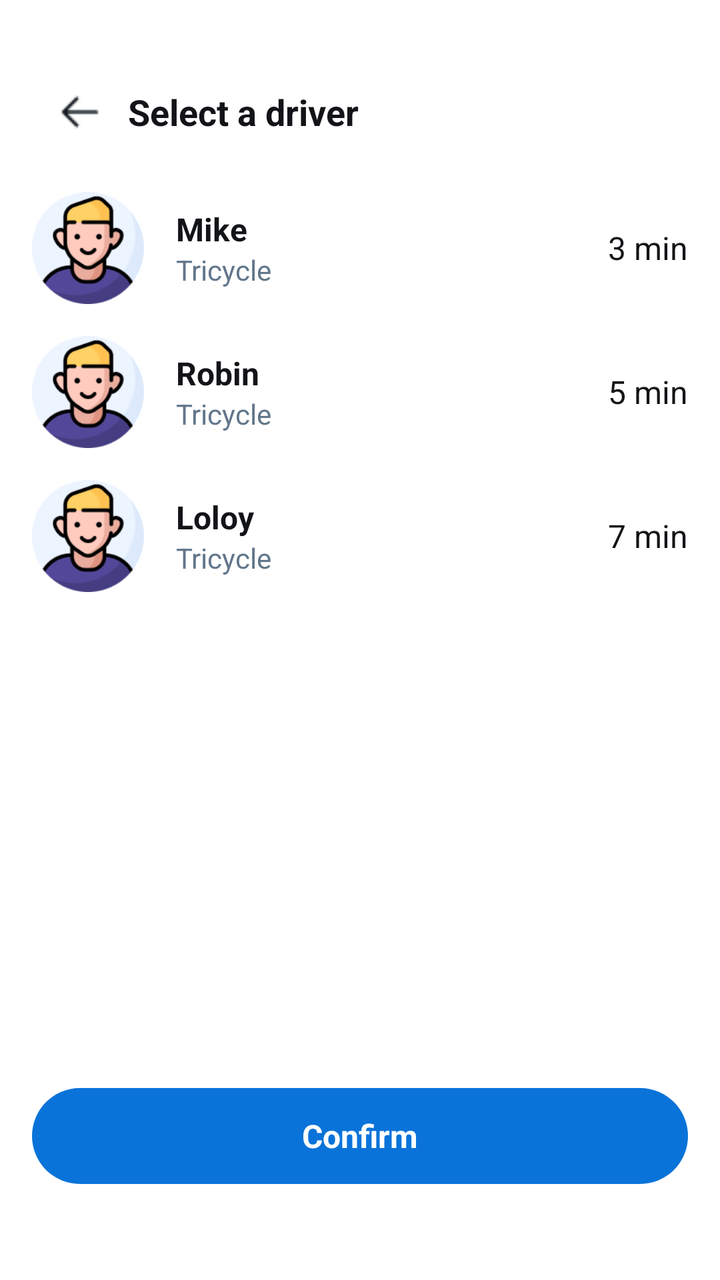
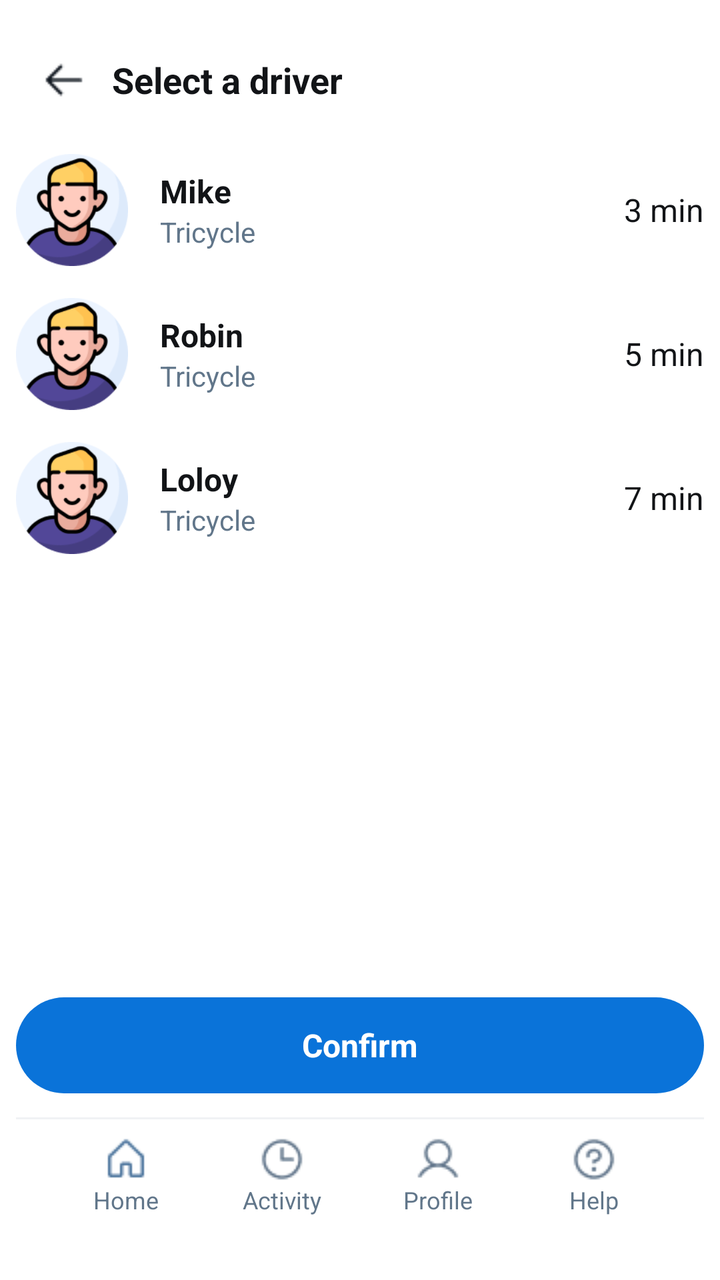

Before-and-after screenshots of an Android layout around one commit, followed by the original layout XML and the change that was made.
<!-- AndroidManifest.xml: application theme Theme.Tricycle_app -->
<!-- res/layout/userdriverselect.xml -->
<?xml version="1.0" encoding="utf-8"?>
<LinearLayout xmlns:android="http://schemas.android.com/apk/res/android"
    android:layout_width="match_parent"
    android:layout_height="match_parent"
    android:orientation="vertical"
    android:background="#FFFFFF"
    android:padding="16dp">

    <LinearLayout
        android:layout_width="match_parent"
        android:layout_height="wrap_content"
        android:orientation="horizontal"
        android:gravity="center_vertical"
        android:paddingTop="16dp"
        android:paddingBottom="8dp">

        <LinearLayout
            android:id="@+id/btnBack"
            android:layout_width="48dp"
            android:layout_height="48dp"
            android:gravity="center"
            android:clickable="true"
            android:focusable="true">
            <View
                android:layout_width="24dp"
                android:layout_height="24dp"
                android:background="@drawable/arrow"/>
        </LinearLayout>

        <TextView
            android:layout_width="wrap_content"
            android:layout_height="wrap_content"
            android:text="Select a driver"
            android:textSize="18sp"
            android:textStyle="bold"
            android:textColor="#121417"
            android:paddingEnd="48dp"/>
    </LinearLayout>

    <LinearLayout
        android:layout_width="match_parent"
        android:layout_height="wrap_content"
        android:orientation="horizontal"
        android:gravity="center_vertical"
        android:paddingTop="8dp"
        android:paddingBottom="8dp"
        android:minHeight="72dp"
        android:clickable="true"
        android:focusable="true"
        android:background="?attr/selectableItemBackground">

        <View
            android:layout_width="56dp"
            android:layout_height="56dp"
            android:background="@drawable/person" />

        <LinearLayout
            android:layout_width="0dp"
            android:layout_height="wrap_content"
            android:layout_weight="1"
            android:orientation="vertical"
            android:layout_marginStart="16dp">

            <TextView
                android:layout_width="wrap_content"
                android:layout_height="wrap_content"
                android:text="Mike"
                android:textSize="16sp"
                android:textStyle="bold"
                android:textColor="#121417"/>

            <TextView
                android:layout_width="wrap_content"
                android:layout_height="wrap_content"
                android:text="Tricycle"
                android:textSize="14sp"
                android:textColor="#61768A"/>
        </LinearLayout>

        <TextView
            android:layout_width="wrap_content"
            android:layout_height="wrap_content"
            android:text="3 min"
            android:textSize="16sp"
            android:textColor="#121417"/>
    </LinearLayout>

    <LinearLayout
        android:layout_width="match_parent"
        android:layout_height="wrap_content"
        android:orientation="horizontal"
        android:gravity="center_vertical"
        android:paddingTop="8dp"
        android:paddingBottom="8dp"
        android:minHeight="72dp"
        android:clickable="true"
        android:focusable="true"
        android:background="?attr/selectableItemBackground">

        <View
            android:layout_width="56dp"
            android:layout_height="56dp"
            android:background="@drawable/person" />

        <LinearLayout
            android:layout_width="0dp"
            android:layout_height="wrap_content"
            android:layout_weight="1"
            android:orientation="vertical"
            android:layout_marginStart="16dp">

            <TextView
                android:layout_width="wrap_content"
                android:layout_height="wrap_content"
                android:text="Robin"
                android:textSize="16sp"
                android:textStyle="bold"
                android:textColor="#121417"/>

            <TextView
                android:layout_width="wrap_content"
                android:layout_height="wrap_content"
                android:text="Tricycle"
                android:textSize="14sp"
                android:textColor="#61768A"/>
        </LinearLayout>

        <TextView
            android:layout_width="wrap_content"
            android:layout_height="wrap_content"
            android:text="5 min"
            android:textSize="16sp"
            android:textColor="#121417"/>
    </LinearLayout>

    <LinearLayout
        android:layout_width="match_parent"
        android:layout_height="wrap_content"
        android:orientation="horizontal"
        android:gravity="center_vertical"
        android:paddingTop="8dp"
        android:paddingBottom="8dp"
        android:minHeight="72dp"
        android:clickable="true"
        android:focusable="true"
        android:background="?attr/selectableItemBackground">

        <View
            android:layout_width="56dp"
            android:layout_height="56dp"
            android:background="@drawable/person" />

        <LinearLayout
            android:layout_width="0dp"
            android:layout_height="wrap_content"
            android:layout_weight="1"
            android:orientation="vertical"
            android:layout_marginStart="16dp">

            <TextView
                android:layout_width="wrap_content"
                android:layout_height="wrap_content"
                android:text="Loloy"
                android:textSize="16sp"
                android:textStyle="bold"
                android:textColor="#121417"/>

            <TextView
                android:layout_width="wrap_content"
                android:layout_height="wrap_content"
                android:text="Tricycle"
                android:textSize="14sp"
                android:textColor="#61768A"/>
        </LinearLayout>

        <TextView
            android:layout_width="wrap_content"
            android:layout_height="wrap_content"
            android:text="7 min"
            android:textSize="16sp"
            android:textColor="#121417"/>
    </LinearLayout>

    <View
        android:layout_width="match_parent"
        android:layout_height="0dp"
        android:layout_weight="1"/>

    <LinearLayout
        android:layout_width="match_parent"
        android:layout_height="wrap_content"
        android:paddingTop="12dp"
        android:paddingBottom="12dp">

        <TextView
            android:id="@+id/btnConfirm"
            android:layout_width="match_parent"
            android:layout_height="48dp"
            android:background="@drawable/bg_pill_blue"
            android:text="Confirm"
            android:textColor="#FFFFFF"
            android:gravity="center"
            android:textStyle="bold"
            android:textSize="16sp"
            android:clickable="true"
            android:focusable="true"/>
    </LinearLayout>

    <View
        android:layout_width="match_parent"
        android:layout_height="20dp"
        android:background="#FFFFFF"/>

</LinearLayout>
<!-- resources referenced by this layout -->
<resources>
  <!-- drawable arrow: png bitmap (drawable, 284 bytes) -->
  <!-- drawable bg_pill_blue (drawable) -->
  <?xml version="1.0" encoding="utf-8"?>
  <shape xmlns:android="http://schemas.android.com/apk/res/android"
      android:shape="rectangle">
      <solid android:color="#0A73D9" /> <corners android:radius="100dp" /> </shape>
  <!-- drawable person: png bitmap (drawable, 9181 bytes) -->
  <style name="Theme.Tricycle_app" parent="Base.Theme.Tricycle_app" />
  <style name="Base.Theme.Tricycle_app" parent="Theme.Material3.DayNight.NoActionBar">
          
          
      </style>
</resources>

<!-- the commit's change to res/layout/userdriverselect.xml (unified diff, before → after) -->
@@ -4,7 +4,8 @@
     android:layout_height="match_parent"
     android:orientation="vertical"
     android:background="#FFFFFF"
-    android:padding="16dp">
+    android:paddingLeft="8dp"
+    android:paddingRight="8dp">
 
     <LinearLayout
         android:layout_width="match_parent"
@@ -12,7 +13,7 @@
         android:orientation="horizontal"
         android:gravity="center_vertical"
         android:paddingTop="16dp"
-        android:paddingBottom="8dp">
+        android:paddingBottom="5dp">
 
         <LinearLayout
             android:id="@+id/btnBack"
@@ -183,8 +184,8 @@
 
     <View
         android:layout_width="match_parent"
-        android:layout_height="0dp"
-        android:layout_weight="1"/>
+        android:layout_height="536dp"
+        android:layout_weight="1" />
 
     <LinearLayout
         android:layout_width="match_parent"
@@ -205,6 +206,125 @@
             android:clickable="true"
             android:focusable="true"/>
     </LinearLayout>
+    <include layout="@layout/usernavbar" />
+
+</LinearLayout>
+<!-- res/layout/usernavbar.xml (included above) -->
+<?xml version="1.0" encoding="utf-8"?>
+<LinearLayout xmlns:android="http://schemas.android.com/apk/res/android"
+    android:layout_width="match_parent"
+    android:layout_height="wrap_content"
+    android:orientation="vertical"
+    android:background="#FFFFFF">
+
+    <View
+        android:layout_width="match_parent"
+        android:layout_height="1dp"
+        android:background="#F0F2F5"/>
+
+    <LinearLayout
+        android:layout_width="match_parent"
+        android:layout_height="wrap_content"
+        android:orientation="horizontal"
+        android:paddingTop="8dp"
+        android:paddingBottom="12dp"
+        android:paddingStart="16dp"
+        android:paddingEnd="16dp">
+
+        <LinearLayout
+            android:id="@+id/nav_home"
+            android:layout_width="0dp"
+            android:layout_height="wrap_content"
+            android:layout_weight="1"
+            android:orientation="vertical"
+            android:gravity="center"
+            android:clickable="true"
+            android:focusable="true">
+
+            <View
+                android:layout_width="24dp"
+                android:layout_height="24dp"
+                android:background="@drawable/home" />
+
+            <TextView
+                android:layout_width="wrap_content"
+                android:layout_height="wrap_content"
+                android:text="Home"
+                android:textSize="12sp"
+                android:textColor="#61768A"/>
+        </LinearLayout>
+
+        <LinearLayout
+            android:id="@+id/nav_activity"
+            android:layout_width="0dp"
+            android:layout_height="wrap_content"
+            android:layout_weight="1"
+            android:orientation="vertical"
+            android:gravity="center"
+            android:clickable="true"
+            android:focusable="true">
+
+            <View
+                android:layout_width="24dp"
+                android:layout_height="24dp"
+                android:background="@drawable/clock" />
+
+            <TextView
+                android:layout_width="wrap_content"
+                android:layout_height="wrap_content"
+                android:text="Activity"
+                android:textSize="12sp"
+                android:textColor="#61768A"/>
+        </LinearLayout>
+
+        <LinearLayout
+            android:id="@+id/nav_profile"
+            android:layout_width="0dp"
+            android:layout_height="wrap_content"
+            android:layout_weight="1"
+            android:orientation="vertical"
+            android:gravity="center"
+            android:clickable="true"
+            android:focusable="true">
+
+            <View
+                android:layout_width="24dp"
+                android:layout_height="24dp"
+                android:background="@drawable/profile" />
+
+            <TextView
+                android:layout_width="wrap_content"
+                android:layout_height="wrap_content"
+                android:text="Profile"
+                android:textColor="#61768A"
+                android:textSize="12sp"
+                android:textStyle="normal" />
+        </LinearLayout>
+
+        <LinearLayout
+            android:id="@+id/nav_help"
+            android:layout_width="0dp"
+            android:layout_height="wrap_content"
+            android:layout_weight="1"
+            android:orientation="vertical"
+            android:gravity="center"
+            android:clickable="true"
+            android:focusable="true">
+
+            <View
+                android:layout_width="24dp"
+                android:layout_height="24dp"
+                android:background="@drawable/help" />
+
+            <TextView
+                android:layout_width="wrap_content"
+                android:layout_height="wrap_content"
+                android:text="Help"
+                android:textSize="12sp"
+                android:textColor="#61768A"/>
+        </LinearLayout>
+
+    </LinearLayout>
 
     <View
         android:layout_width="match_parent"
<!-- resource entries referenced after the edit -->
@@ -6,7 +6,11 @@
   <shape xmlns:android="http://schemas.android.com/apk/res/android"
       android:shape="rectangle">
       <solid android:color="#0A73D9" /> <corners android:radius="100dp" /> </shape>
+  <!-- drawable clock: png bitmap (drawable, 664 bytes) -->
+  <!-- drawable help: png bitmap (drawable, 764 bytes) -->
+  <!-- drawable home: png bitmap (drawable, 468 bytes) -->
   <!-- drawable person: png bitmap (drawable, 9181 bytes) -->
+  <!-- drawable profile: png bitmap (drawable, 661 bytes) -->
   <style name="Theme.Tricycle_app" parent="Base.Theme.Tricycle_app" />
   <style name="Base.Theme.Tricycle_app" parent="Theme.Material3.DayNight.NoActionBar">
           
